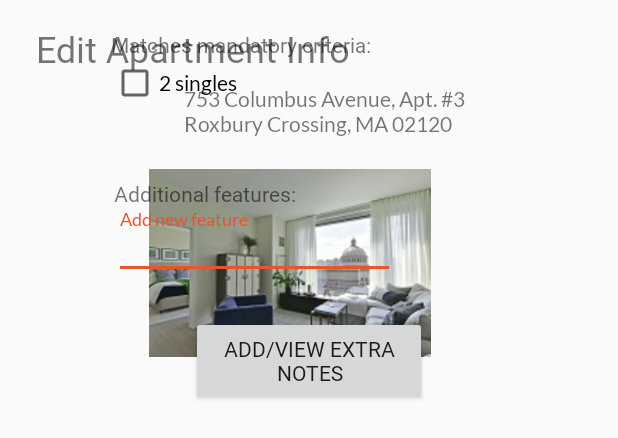
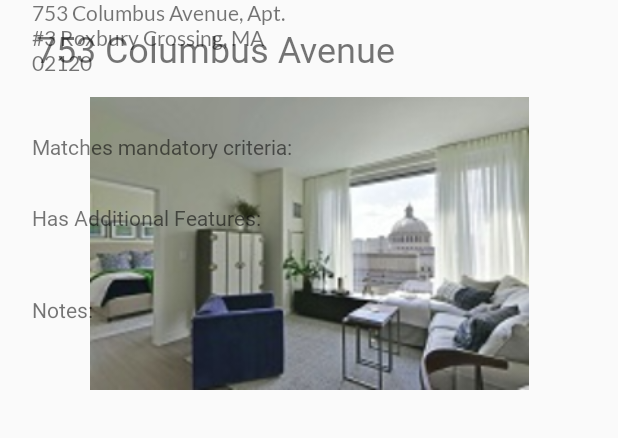
Before and after one commit to dorothysyu/apartmentHunters, an Android app: the layout activity_apartment_final.xml on its own in the app's theme, with its tools: preview values and no code run, on a phone screen of 412 x 824 dp. Shown: the top 438 px of the screen. Run offline under Robolectric (Android 15) with nearby library versions, the phone set to English and light mode, and no system bars.

```diff
--- a/app/src/main/res/layout/activity_apartment_final.xml
+++ b/app/src/main/res/layout/activity_apartment_final.xml
@@ -22,20 +22,22 @@
             android:layout_marginLeft="24dp"
             android:layout_marginTop="16dp"
             android:fontFamily="@font/roboto_regular"
-            android:text="@string/apt_edit_header"
+            android:text="753 Columbus Avenue"
             android:textSize="24sp"
             app:layout_constraintStart_toStartOf="parent"
-            app:layout_constraintTop_toTopOf="parent"
-            tools:text="@string/apt_edit_header" />
+            app:layout_constraintTop_toTopOf="parent" />
 
         <ImageView
             android:id="@+id/imageView"
-            android:layout_width="378dp"
-            android:layout_height="125dp"
-            android:layout_marginStart="4dp"
-            android:layout_marginLeft="4dp"
-            android:layout_marginTop="64dp"
+            android:layout_width="346dp"
+            android:layout_height="195dp"
+            android:layout_marginStart="20dp"
+            android:layout_marginLeft="20dp"
+            android:layout_marginTop="16dp"
+            android:layout_marginEnd="20dp"
+            android:layout_marginRight="20dp"
             android:src="@drawable/living_room"
+            app:layout_constraintEnd_toEndOf="parent"
             app:layout_constraintStart_toStartOf="parent"
             app:layout_constraintTop_toBottomOf="@+id/textView5" />
         <!--tools:layout_editor_absoluteX="16dp"-->
@@ -44,37 +46,52 @@
 
         <TextView
             android:id="@+id/apt_description"
-            android:layout_width="229dp"
-            android:layout_height="44dp"
-            android:layout_marginTop="8dp"
-            android:layout_marginEnd="60dp"
-            android:layout_marginRight="60dp"
-            android:layout_marginBottom="8dp"
+            android:layout_width="169dp"
+            android:layout_height="60dp"
+            android:layout_marginEnd="8dp"
+            android:layout_marginRight="8dp"
             android:fontFamily="@font/lato_regular"
             android:text="@string/apt_address"
-            app:layout_constraintBottom_toTopOf="@+id/imageView"
             app:layout_constraintEnd_toEndOf="parent"
-            app:layout_constraintTop_toBottomOf="@+id/textView5"
-            app:layout_constraintVertical_bias="0.13" />
+            app:layout_constraintHorizontal_bias="0.091"
+            app:layout_constraintStart_toStartOf="parent"
+            tools:layout_editor_absoluteY="283dp" />
         <!--tools:layout_editor_absoluteX="190dp"-->
         <!--tools:layout_editor_absoluteY="89dp" />-->
 
-        <ScrollView
-            android:id="@+id/scrollView2"
-            android:layout_width="264dp"
-            android:layout_height="87dp"
-            android:layout_marginStart="32dp"
-            android:layout_marginLeft="32dp"
-            android:layout_marginEnd="32dp"
-            android:layout_marginRight="32dp"
-            app:layout_constraintEnd_toEndOf="parent"
-            app:layout_constraintStart_toStartOf="parent"
-            tools:layout_editor_absoluteY="252dp">
+
+        <TextView
+            android:id="@+id/additional_features"
+            android:layout_width="wrap_content"
+            android:layout_height="wrap_content"
+            android:layout_marginTop="24dp"
+            android:fontFamily="@font/roboto_regular"
+            android:text="Has Additional Features:"
+            app:layout_constraintStart_toStartOf="@+id/linearLayout6"
+            app:layout_constraintTop_toBottomOf="@+id/linearLayout6"
+            tools:layout_conversion_absoluteHeight="19dp"
+            tools:layout_conversion_absoluteWidth="121dp" />
 
         <LinearLayout
-                android:layout_width="match_parent"
-                android:layout_height="wrap_content"
-                android:orientation="vertical">
+            android:id="@+id/added_feature_list"
+            android:layout_width="338dp"
+            android:layout_height="34dp"
+            android:orientation="vertical"
+            app:layout_constraintStart_toStartOf="@+id/additional_features"
+            app:layout_constraintTop_toBottomOf="@+id/additional_features"></LinearLayout>
+
+        <LinearLayout
+            android:id="@+id/linearLayout6"
+            android:layout_width="336dp"
+            android:layout_height="43dp"
+            android:layout_marginTop="8dp"
+            android:layout_marginEnd="40dp"
+            android:layout_marginRight="40dp"
+            android:orientation="vertical"
+            app:layout_constraintEnd_toEndOf="parent"
+            app:layout_constraintHorizontal_bias="0.0"
+            app:layout_constraintStart_toStartOf="@+id/apt_description"
+            app:layout_constraintTop_toBottomOf="@+id/apt_description">
 
             <LinearLayout
                 android:layout_width="match_parent"
@@ -93,12 +110,13 @@
                 android:fontFamily="@font/roboto_regular"
                 android:text="@string/matches_0" />
 
-                <CheckBox
-                    android:id="@+id/checkBox4"
+            <LinearLayout
+                android:id="@+id/criteria_list"
                 android:layout_width="match_parent"
-                    android:layout_height="wrap_content"
-                    android:fontFamily="@font/lato_regular"
-                    android:text="@string/two_singles" />
+                android:layout_height="match_parent"
+                android:orientation="vertical">
+
+            </LinearLayout>
 
             <LinearLayout
                 android:layout_width="match_parent"
@@ -106,81 +124,34 @@
                 android:fontFamily="@font/lato_regular"
                 android:text="@string/living_room" />
         </LinearLayout>
-        </ScrollView>
 
-        <android.support.design.widget.TextInputLayout
-            android:id="@+id/textInputLayout5"
-            android:layout_width="260dp"
-            android:layout_height="75dp"
-            android:layout_marginStart="32dp"
-            android:layout_marginLeft="32dp"
-            android:layout_marginTop="32dp"
-            android:layout_marginEnd="32dp"
-            android:layout_marginRight="32dp"
-            android:fontFamily="@font/lato_regular"
-            android:hint="@string/prompt_add_feature"
-            app:layout_constraintEnd_toEndOf="parent"
-            app:layout_constraintStart_toStartOf="parent"
-            app:layout_constraintTop_toBottomOf="@+id/scrollView2">
-
-            <ScrollView
-                android:id="@+id/scrollview4"
-                android:layout_width="match_parent"
-                android:layout_height="wrap_content">
         <LinearLayout
-                    android:id="@+id/linearLayout2"
-                    android:layout_width="match_parent"
-                    android:layout_height="93dp"
-                    android:orientation="vertical">
+            android:id="@+id/linearLayout3"
+            android:layout_width="337dp"
+            android:layout_height="56dp"
+            android:layout_marginTop="8dp"
+            android:orientation="vertical"
+            app:layout_constraintStart_toStartOf="@+id/additional_features"
+            app:layout_constraintTop_toBottomOf="@+id/added_feature_list">
 
             <TextView
-                        android:id="@+id/additional_features"
-                        android:layout_width="wrap_content"
+                android:id="@+id/extra_notes"
+                android:layout_width="match_parent"
                 android:layout_height="wrap_content"
-                        android:fontFamily="@font/roboto_regular"
-                        android:text="@string/additional_features" />
+                android:text="Notes:" />
+        </LinearLayout>
 
-                    <android.support.design.widget.TextInputLayout
-                        android:layout_width="match_parent"
-                        android:layout_height="match_parent">
-
-                        <android.support.design.widget.TextInputEditText
-                            android:id="@+id/prompt_add_own_feature"
-                            style="@style/AppTheme"
-                            android:layout_width="187dp"
-                            android:layout_height="wrap_content"
-                            android:fontFamily="@font/lato_regular"
-                            android:hint="@string/prompt_add_feature" />
-
-                    </android.support.design.widget.TextInputLayout>
+        <TextView
+            android:id="@+id/price"
+            android:layout_width="162dp"
+            android:layout_height="61dp"
+            android:layout_marginStart="8dp"
+            android:layout_marginLeft="8dp"
+            android:textSize="18sp"
+            app:layout_constraintBottom_toBottomOf="@+id/apt_description"
+            app:layout_constraintStart_toEndOf="@+id/apt_description"
+            app:layout_constraintTop_toTopOf="@+id/apt_description" />
 
 
-                </LinearLayout>
-            </ScrollView>
-
-        </android.support.design.widget.TextInputLayout>
-
-        <android.support.design.widget.TextInputLayout
-            android:layout_width="wrap_content"
-            android:layout_height="wrap_content"
-            android:layout_marginStart="32dp"
-            android:layout_marginLeft="32dp"
-            android:layout_marginTop="16dp"
-            android:layout_marginEnd="32dp"
-            android:layout_marginRight="32dp"
-            app:layout_constraintEnd_toEndOf="parent"
-            app:layout_constraintStart_toStartOf="parent"
-            app:layout_constraintTop_toBottomOf="@+id/textInputLayout5">
-
-            <Button
-                android:id="@+id/extra_notes"
-                android:layout_width="157dp"
-                android:layout_height="60dp"
-                android:fontFamily="@font/roboto_regular"
-                android:text="@string/prompt_extra_notes"
-                app:layout_constraintBottom_toBottomOf="parent"
-                tools:layout_editor_absoluteX="129dp" />
-
-        </android.support.design.widget.TextInputLayout>
     </android.support.constraint.ConstraintLayout>
 </ScrollView>
--- a/app/src/main/res/values/strings.xml
+++ b/app/src/main/res/values/strings.xml
@@ -51,7 +51,7 @@
     <string name="filter">Filter by:</string>
 
     <!-- Strings for the apartment page -->
-    <string name="apt_edit_header">Edit Apartment Info</string>
+    <string name="apt_edit_header">Edit Apartment Information</string>
     <string name="apt_address"> 753 Columbus Avenue, Apt. #3 Roxbury Crossing, MA 02120</string>
     <string name="prompt_match">Compare to my checklist</string>
     <string name="action_add_price">Add price</string>
```
Also changed, not shown: app/src/main/java/hciadk/apartmenthunters/apartments/ApartmentEditActivity.java (+4 -3 lines), app/src/main/java/hciadk/apartmenthunters/apartments/ApartmentFinalActivity.java (+49 -29 lines), app/src/main/res/layout/activity_all_apts.xml (+94 -70 lines), app/src/main/res/drawable-xxhdpi/edit.png (added), app/src/main/res/drawable-xxhdpi/iew.jpg (added). Lines whose indentation alone changed are shown as unchanged.
